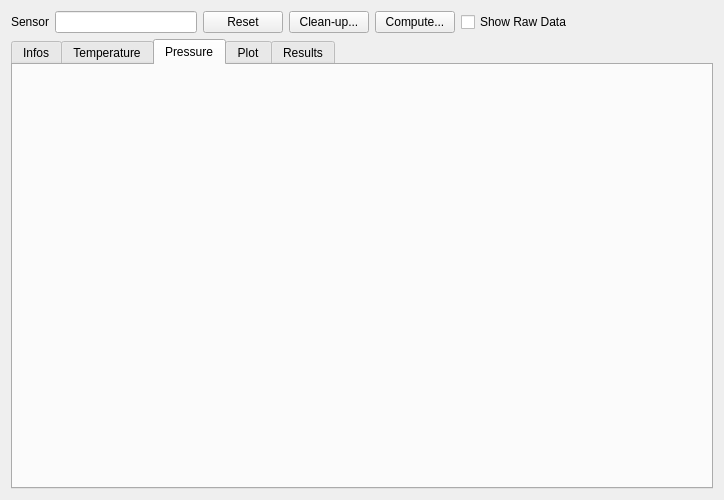
SandraClodion/projet_molonaviz, file molonaviz/widgetpoint.ui: the form before one commit.
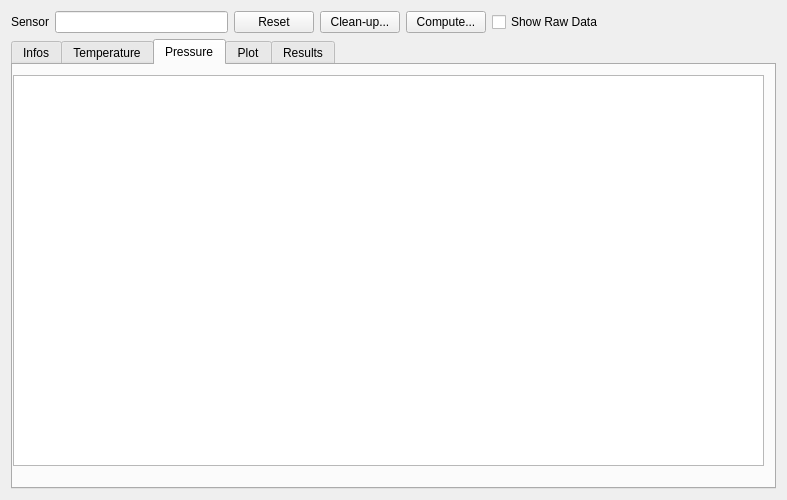
The form after the commit. The open tabs and pages were chosen to show the change.

```diff
--- a/molonaviz/widgetpoint.ui
+++ b/molonaviz/widgetpoint.ui
@@ -6,7 +6,7 @@
    <rect>
     <x>0</x>
     <y>0</y>
-    <width>724</width>
+    <width>787</width>
     <height>500</height>
    </rect>
   </property>
@@ -105,6 +105,16 @@
       <attribute name="title">
        <string>Pressure</string>
       </attribute>
+      <widget class="QTableView" name="tableViewPress">
+       <property name="geometry">
+        <rect>
+         <x>0</x>
+         <y>10</y>
+         <width>751</width>
+         <height>391</height>
+        </rect>
+       </property>
+      </widget>
      </widget>
      <widget class="QWidget" name="tabPlot">
       <attribute name="title">
```
Left out of the diff: 12 changed lines with no effect on the pictures.
